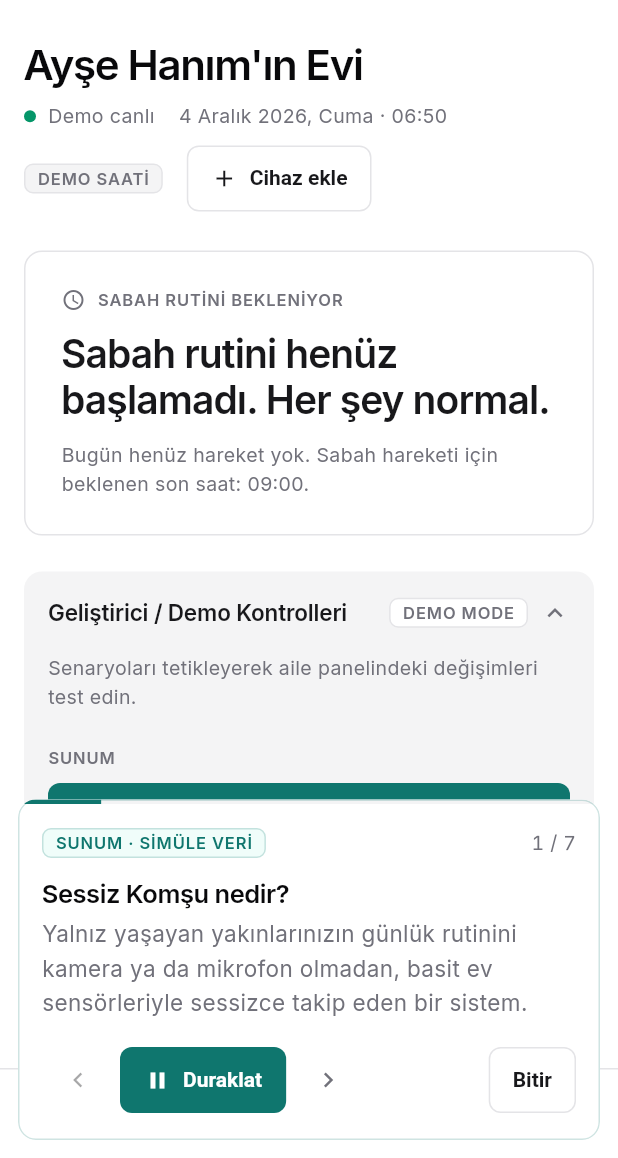
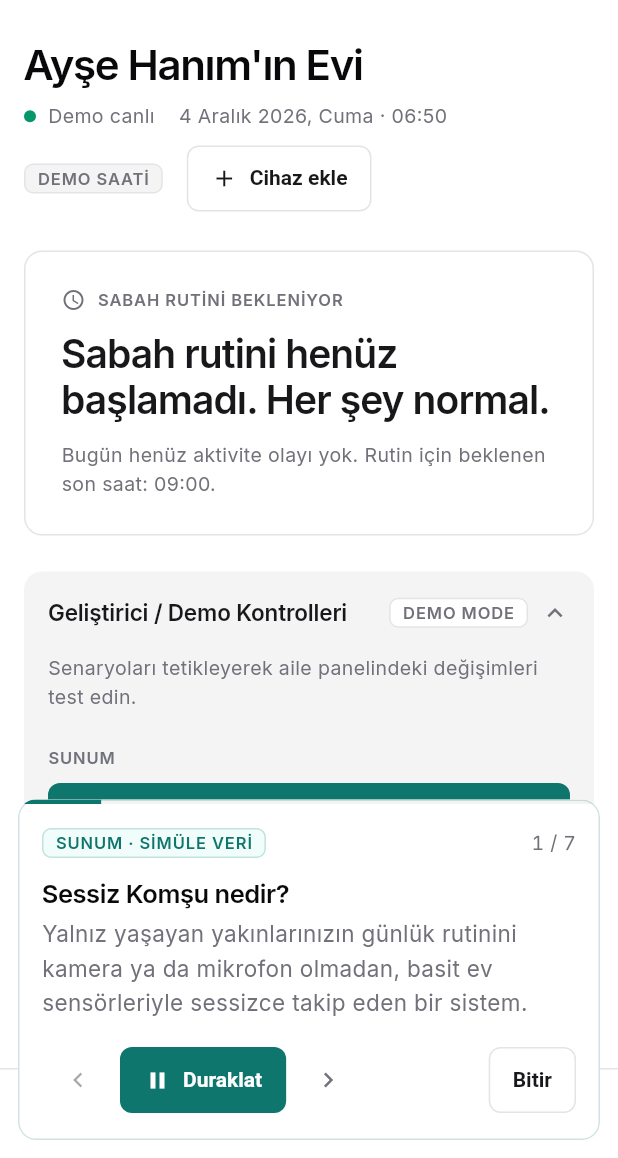
Before and after one commit to MuratAcar00/future-web, a Flutter app: the FamilyDashboard screen opened directly, after a tap on "Geliştirici / Demo Kontrolleri", after a tap on "Sunum Modunu Başlat", on a phone screen of 412 x 824 dp, the part 78-1236 px from its top. Run offline on Flutter 3.47's test engine with Material 3 defaults, Android fonts, the phone set to English and light mode, and no system bars; our stand-ins replace shared_preferences; accounts and stored records are empty.

Commit message:
Expand privacy-friendly demo simulations

```diff
--- a/lib/models/presentation_step.dart
+++ b/lib/models/presentation_step.dart
@@ -84,15 +84,14 @@ final presentationSteps = <PresentationStep>[
   PresentationStep(
     title: 'Sabah rutini başlıyor',
     description:
-        'Yatak odasında hareket, mutfak prizi, dış kapı: sensör olayları '
-        'sırayla akışa düşer ve durum normal kalır.',
+        'Mutfak prizi, buzdolabı kapağı, salon ışığı ve dış kapı gibi sınırlı '
+        'sinyaller zaman çizelgesine düşer. Yatak odası hareketi izlenmez.',
     focus: const {PresentationTarget.sensors, PresentationTarget.timeline},
-    duration: const Duration(seconds: 7),
+    duration: const Duration(seconds: 8),
     beats: [
       PresentationBeat(Duration.zero, (s) => s.showFamily()),
       PresentationBeat(_beat, (s) {
         s.setTime(0, 7, 5);
-        s.triggerSensor(SensorType.bedroom);
       }),
       PresentationBeat(_beat * 2, (s) {
         s.setTime(0, 7, 24);
@@ -100,14 +99,22 @@ final presentationSteps = <PresentationStep>[
       }),
       PresentationBeat(_beat * 3, (s) {
         s.setTime(0, 7, 41);
+        s.triggerSensor(SensorType.fridge);
+      }),
+      PresentationBeat(_beat * 4, (s) {
+        s.setTime(0, 7, 52);
         s.triggerSensor(SensorType.entrance);
+      }),
+      PresentationBeat(_beat * 5, (s) {
+        s.setTime(0, 7, 58);
+        s.triggerSensor(SensorType.livingRoomLight);
       }),
     ],
   ),
   PresentationStep(
     title: 'Rutin gecikirse',
     description:
-        'Ertesi sabah hiç hareket yok. 09:00’dan sonra rutin gecikmiş '
+        'Ertesi sabah aktivite olayı kaydedilmez. 09:00’dan sonra rutin gecikmiş '
         'sayılır; 09:30’dan sonra aile paneli kırmızı uyarı verir.',
     focus: const {PresentationTarget.banner},
     duration: const Duration(seconds: 7),
--- a/lib/models/sensor_event.dart
+++ b/lib/models/sensor_event.dart
@@ -6,7 +6,8 @@ import 'sensor_type.dart';
 enum EventKind {
   kitchen('Mutfak'),
   door('Giriş'),
-  bedroom('Yatak odası'),
+  fridge('Buzdolabı'),
+  livingRoomLight('Salon'),
   routineDelayed('Rutin'),
   confirmationRequested('Cihaz'),
   deviceAdded('Cihaz'),
@@ -19,18 +20,23 @@ enum EventKind {
 
   /// Whether the event counts as daily-life activity for the routine engine.
   bool get isSensorActivity =>
-      this == kitchen || this == door || this == bedroom;
+      this == kitchen ||
+      this == door ||
+      this == fridge ||
+      this == livingRoomLight;
 
   static EventKind fromSensor(SensorType type) => switch (type) {
     SensorType.kitchen => kitchen,
     SensorType.entrance => door,
-    SensorType.bedroom => bedroom,
+    SensorType.fridge => fridge,
+    SensorType.livingRoomLight => livingRoomLight,
   };
 
   SensorType? get sensorType => switch (this) {
     kitchen => SensorType.kitchen,
     door => SensorType.entrance,
-    bedroom => SensorType.bedroom,
+    fridge => SensorType.fridge,
+    livingRoomLight => SensorType.livingRoomLight,
     _ => null,
   };
 }
--- a/lib/models/sensor_type.dart
+++ b/lib/models/sensor_type.dart
@@ -1,4 +1,4 @@
-/// The three simulated sensors installed in the demo home.
+/// Privacy-conscious simulated signals used by the demo.
 enum SensorType {
   kitchen(
     id: 'kitchen-plug',
@@ -12,11 +12,17 @@ enum SensorType {
     location: 'Giriş',
     triggeredState: 'Kapı açıldı',
   ),
-  bedroom(
-    id: 'bedroom-motion',
-    name: 'Yatak Odası Hareket Sensörü',
-    location: 'Yatak odası',
-    triggeredState: 'Hareket algılandı',
+  fridge(
+    id: 'fridge-door',
+    name: 'Buzdolabı Kapı Sensörü',
+    location: 'Mutfak',
+    triggeredState: 'Kapak açıldı',
+  ),
+  livingRoomLight(
+    id: 'living-room-light',
+    name: 'Salon Işığı',
+    location: 'Salon',
+    triggeredState: 'Işık açıldı',
   );
 
   const SensorType({
--- a/lib/providers/device_provider.dart
+++ b/lib/providers/device_provider.dart
@@ -58,20 +58,20 @@ class DeviceProvider extends ChangeNotifier {
       ],
       'Bosch Smart Home' => const [
         ConnectedDevice(
-          id: 'bosch-hall-motion',
-          name: 'Koridor hareket sensörü',
-          category: 'Hareket sensörü',
-          room: 'Koridor',
+          id: 'bosch-entry-door',
+          name: 'Giriş kapı sensörü',
+          category: 'Kapı sensörü',
+          room: 'Giriş',
           method: DeviceConnectionMethod.cloud,
           provider: 'Bosch Smart Home',
         ),
       ],
       'SmartThings' => const [
         ConnectedDevice(
-          id: 'smartthings-bedroom-sensor',
-          name: 'Yatak odası sensörü',
-          category: 'Sensör',
-          room: 'Yatak odası',
+          id: 'smartthings-kitchen-leak',
+          name: 'Mutfak su kaçağı sensörü',
+          category: 'Su kaçağı sensörü',
+          room: 'Mutfak',
           method: DeviceConnectionMethod.cloud,
           provider: 'SmartThings',
         ),
--- a/lib/screens/family/profile/profile_screen.dart
+++ b/lib/screens/family/profile/profile_screen.dart
@@ -84,7 +84,7 @@ class ProfileScreen extends StatelessWidget {
             ),
             _ProfileRow(label: 'Bugünkü olaylar', value: '$todayCount'),
             _ProfileRow(
-              label: 'Son hareket',
+              label: 'Son aktivite',
               value: lastActivity == null
                   ? 'Henüz yok'
                   : '${lastActivity.kind.tagLabel} · '
--- a/lib/screens/family/settings/settings_screen.dart
+++ b/lib/screens/family/settings/settings_screen.dart
@@ -78,7 +78,7 @@ class SettingsScreen extends StatelessWidget {
         FamilyCard(
           children: [
             _InfoRow(
-              title: 'Sabah hareket penceresi',
+              title: 'Sabah rutin penceresi',
               value:
                   '${TurkishDateFormat.timeOfDay(engine.windowStart)} – '
                   '${TurkishDateFormat.timeOfDay(engine.delayAfter)}',
--- a/lib/screens/family/widgets/demo_panel.dart
+++ b/lib/screens/family/widgets/demo_panel.dart
@@ -153,7 +153,7 @@ class _DemoPanelBody extends StatelessWidget {
         const _GroupLabel('SUNUM'),
         const StartPresentationButton(expand: true),
         const SizedBox(height: AppSpacing.xl),
-        const _GroupLabel('SENSÖR SİMÜLASYONU'),
+        const _GroupLabel('SİMÜLASYONDAKİ SİNYALLER'),
         _DemoButton(
           icon: Icons.kitchen_outlined,
           label: 'Mutfak Prizini Aç',
@@ -165,10 +165,17 @@ class _DemoPanelBody extends StatelessWidget {
           onTap: () => demo.triggerSensor(SensorType.entrance),
         ),
         _DemoButton(
-          icon: Icons.bed_outlined,
-          label: 'Yatak Odası Hareketi',
-          onTap: () => demo.triggerSensor(SensorType.bedroom),
+          icon: Icons.kitchen_outlined,
+          label: 'Buzdolabı Kapağını Aç',
+          onTap: () => demo.triggerSensor(SensorType.fridge),
         ),
+        _DemoButton(
+          icon: Icons.lightbulb_outline,
+          label: 'Salon Işığını Aç',
+          onTap: () => demo.triggerSensor(SensorType.livingRoomLight),
+        ),
+        const SizedBox(height: AppSpacing.sm),
+        const _SimulationDetails(),
         const SizedBox(height: AppSpacing.xl),
         const _GroupLabel('ZAMAN'),
         Padding(
@@ -213,6 +220,96 @@ class _DemoPanelBody extends StatelessWidget {
   }
 }
 
+class _SimulationDetails extends StatelessWidget {
+  const _SimulationDetails();
+
+  @override
+  Widget build(BuildContext context) => Container(
+    padding: const EdgeInsets.all(AppSpacing.md),
+    decoration: BoxDecoration(
+      color: AppColors.background,
+      border: Border.all(color: AppColors.border),
+      borderRadius: BorderRadius.circular(AppRadius.md),
+    ),
+    child: const Column(
+      crossAxisAlignment: CrossAxisAlignment.stretch,
+      children: [
+        Text('Bu demo hangi verileri üretir?', style: AppTextStyles.bodyStrong),
+        SizedBox(height: AppSpacing.sm),
+        _SimulationDetailRow(
+          icon: Icons.power_outlined,
+          label: 'Mutfak prizi',
+          detail: 'Prizin açılma zamanı simüle edilir.',
+        ),
+        SizedBox(height: AppSpacing.xs),
+        _SimulationDetailRow(
+          icon: Icons.door_front_door_outlined,
+          label: 'Dış kapı',
+          detail: 'Yalnızca kapının açılma olayı kaydedilir.',
+        ),
+        SizedBox(height: AppSpacing.xs),
+        _SimulationDetailRow(
+          icon: Icons.kitchen_outlined,
+          label: 'Buzdolabı kapağı',
+          detail: 'Yalnızca kapağın açılma zamanı kaydedilir.',
+        ),
+        SizedBox(height: AppSpacing.xs),
+        _SimulationDetailRow(
+          icon: Icons.lightbulb_outline,
+          label: 'Salon ışığı',
+          detail: 'Yalnızca ışığın açılma zamanı kaydedilir.',
+        ),
+        SizedBox(height: AppSpacing.xs),
+        _SimulationDetailRow(
+          icon: Icons.schedule_outlined,
+          label: 'Rutin durumu',
+          detail: 'Saat ve bu dört sinyale göre hesaplanır.',
+        ),
+        Divider(height: AppSpacing.xl),
+        Text(
+          'Yatak odası hareketi izlenmez. Kamera, mikrofon ve konum kullanılmaz. Olaylar tarayıcı belleğinde simüle edilir.',
+          style: AppTextStyles.secondary,
+        ),
+      ],
+    ),
+  );
+}
+
+class _SimulationDetailRow extends StatelessWidget {
+  const _SimulationDetailRow({
+    required this.icon,
+    required this.label,
+    required this.detail,
+  });
+
+  final IconData icon;
+  final String label;
+  final String detail;
+
+  @override
+  Widget build(BuildContext context) => Row(
+    crossAxisAlignment: CrossAxisAlignment.start,
+    children: [
+      Icon(icon, size: 16, color: AppColors.muted),
+      const SizedBox(width: AppSpacing.sm),
+      Expanded(
+        child: Text.rich(
+          TextSpan(
+            style: AppTextStyles.secondary,
+            children: [
+              TextSpan(
+                text: '$label · ',
+                style: const TextStyle(fontWeight: FontWeight.w600),
+              ),
+              TextSpan(text: detail),
+            ],
+          ),
+        ),
+      ),
+    ],
+  );
+}
+
 class _GroupLabel extends StatelessWidget {
   const _GroupLabel(this.text);
 
@@ -236,7 +333,7 @@ class _AlertActiveNotice extends StatelessWidget {
   Widget build(BuildContext context) {
     final text = status == RoutineStatus.awaitingConfirmation
         ? 'Uyarı aktif: cihaz ekranında İYİYİM onayı bekleniyor.'
-        : 'Gecikme algılandı: hareket olmazsa cihazdan onay istenecek.';
+        : 'Gecikme algılandı: aktivite olayı olmazsa cihazdan onay istenecek.';
     return Container(
       margin: const EdgeInsets.only(bottom: AppSpacing.sm),
       padding: const EdgeInsets.all(AppSpacing.md),
--- a/lib/screens/family/widgets/device_management.dart
+++ b/lib/screens/family/widgets/device_management.dart
@@ -254,10 +254,10 @@ class _QrDeviceDialogState extends State<_QrDeviceDialog> {
 
 const _discovered = [
   ConnectedDevice(
-    id: 'scan-zigbee-motion',
-    name: 'Zigbee hareket sensörü',
-    category: 'Zigbee sensörü',
-    room: 'Giriş',
+    id: 'scan-zigbee-leak',
+    name: 'Zigbee su kaçağı sensörü',
+    category: 'Su kaçağı sensörü',
+    room: 'Mutfak',
     method: DeviceConnectionMethod.discovery,
   ),
   ConnectedDevice(
--- a/lib/services/demo_sensor_service.dart
+++ b/lib/services/demo_sensor_service.dart
@@ -24,15 +24,15 @@ class DemoSensorService {
 
     return [
       _seed(
-        SensorType.kitchen,
+        SensorType.fridge,
         previous.add(const Duration(hours: 21, minutes: 45)),
       ),
       _seed(
-        SensorType.bedroom,
+        SensorType.livingRoomLight,
         previous.add(const Duration(hours: 22, minutes: 18)),
       ),
       _seed(
-        SensorType.bedroom,
+        SensorType.entrance,
         anchor.add(const Duration(hours: 7, minutes: 12)),
       ),
       _seed(
@@ -58,15 +58,19 @@ class DemoSensorService {
     final (title, description) = switch (type) {
       SensorType.kitchen => (
         'Mutfak sensörü tetiklendi.',
-        'Mutfak kullanımına ilişkin simüle edilmiş aktivite algılandı.',
+        'Mutfak prizinin açılma zamanı simüle edildi; görüntü veya ses alınmaz.',
       ),
       SensorType.entrance => (
         'Dış kapı açıldı.',
-        'Dış kapı sensörü için demo olayı oluşturuldu.',
+        'Yalnızca kapının açılma zamanı simüle edilir; kişi tanıma yapılmaz.',
       ),
-      SensorType.bedroom => (
-        'Yatak odasında hareket algılandı.',
-        'Yatak odası hareket sensörü simülasyonu çalıştı.',
+      SensorType.fridge => (
+        'Buzdolabı kapağı açıldı.',
+        'Kapağın açılma zamanı simüle edilir; içerik veya kişi belirlenmez.',
+      ),
+      SensorType.livingRoomLight => (
+        'Salon ışığı açıldı.',
+        'Işığın açılma zamanı simüle edilir; görüntü veya hareket verisi alınmaz.',
       ),
     };
     return SensorEvent(
@@ -84,7 +88,7 @@ class DemoSensorService {
     title: 'Uyarı senaryosu başlatıldı.',
     description:
         'Demo saati ${TurkishDateFormat.time(at)} olarak ayarlandı; bu sabah '
-        'için sensör hareketi yok.',
+        'için aktivite olayı kaydedilmedi.',
     timestamp: at,
   );
 
@@ -92,8 +96,7 @@ class DemoSensorService {
     id: 'routine-delayed-${TurkishDateFormat.dayStamp(at)}',
     kind: EventKind.routineDelayed,
     title: 'Sabah rutini gecikti.',
-    description:
-        'Beklenen saatte sabah hareketi algılanmadı. Lütfen kontrol edin.',
+    description: 'Beklenen saate kadar simüle aktivite olayı kaydedilmedi. Lütfen kontrol edin.',
     timestamp: at,
     severity: EventSeverity.alert,
   );
--- a/lib/services/routine_engine.dart
+++ b/lib/services/routine_engine.dart
@@ -51,7 +51,7 @@ class RoutineEngine {
         status: RoutineStatus.normal,
         hasActivityToday: true,
         reason:
-            'Son hareket: ${activity.kind.tagLabel} · '
+            'Son aktivite: ${activity.kind.tagLabel} · '
             '${TurkishDateFormat.time(activity.timestamp)}',
       );
     }
@@ -64,7 +64,7 @@ class RoutineEngine {
       return RoutineEvaluation(
         status: RoutineStatus.normal,
         reason:
-            'Bugün henüz hareket yok. Sabah hareketi için beklenen son '
+            'Bugün henüz aktivite olayı yok. Rutin için beklenen son '
             'saat: $delayLabel.',
       );
     }
@@ -72,14 +72,14 @@ class RoutineEngine {
       return RoutineEvaluation(
         status: RoutineStatus.delayed,
         reason:
-            'Saat $windowLabel sonrası hareket algılanmadı. Cihazdan onay '
+            'Saat $windowLabel sonrasında aktivite olayı kaydedilmedi. Cihazdan onay '
             'isteği: $confirmLabel.',
       );
     }
     return RoutineEvaluation(
       status: RoutineStatus.awaitingConfirmation,
       reason:
-          'Saat $windowLabel sonrası hareket algılanmadı. Cihaz ekranında '
+          'Saat $windowLabel sonrasında aktivite olayı kaydedilmedi. Cihaz ekranında '
           'İYİYİM onayı bekleniyor.',
     );
   }
```
Also changed, not shown: 6 other files.
